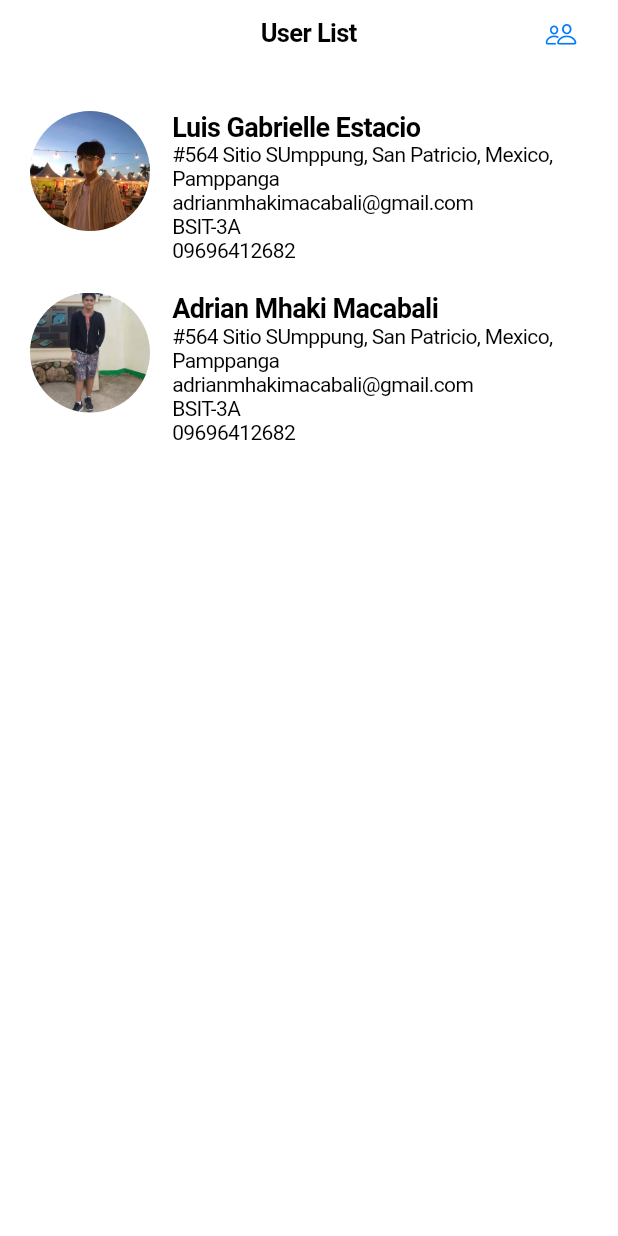
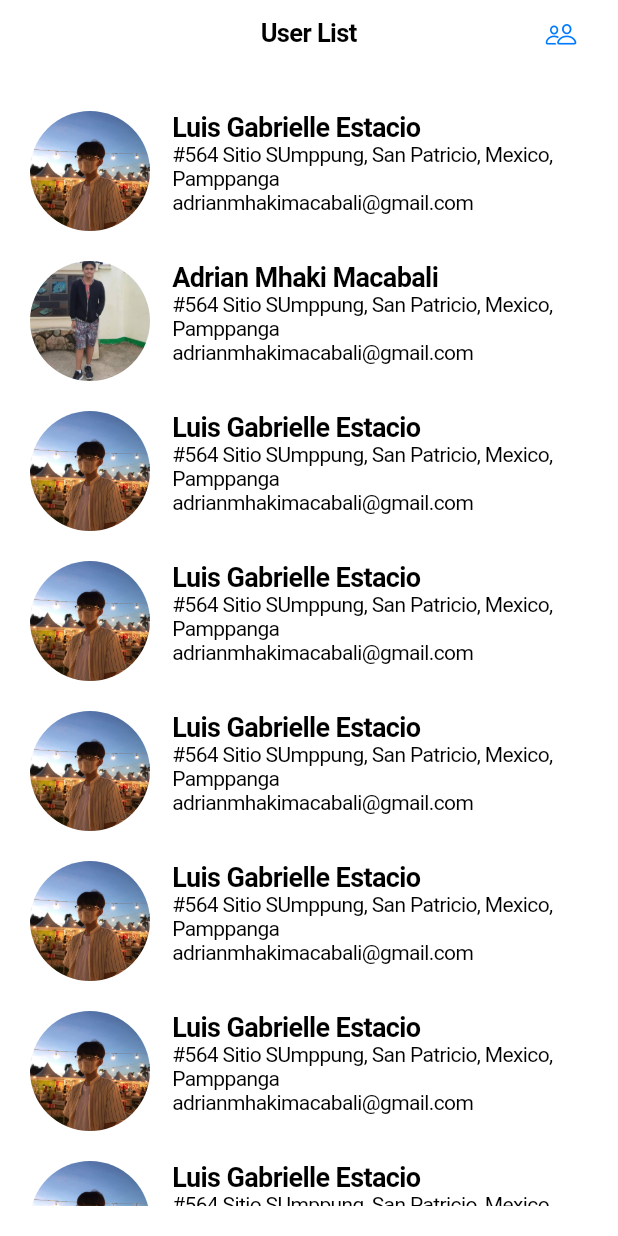
Before and after one commit to megan-esguerra/Resume_App, a Flutter app: the screen it shows after launch, on a phone screen of 412 x 824 dp. Run offline on Flutter 3.47's test engine with Material 3 defaults, Android fonts, the phone set to English and light mode, and no system bars.

Commit message:
"Commit by Adrian"

```diff
--- a/lib/main.dart
+++ b/lib/main.dart
@@ -16,22 +16,14 @@
 
 class MyAppState extends State<MyApp> {
   final List<Map<String, String>> users = [
-    {
-      'name': 'Luis Gabrielle Estacio',
-      'avatar': 'assets/images/LuisAvatar.jpg',
-      'address': '#564 Sitio SUmppung, San Patricio, Mexico, Pamppanga',
-      'email': 'adrianmhakimacabali@gmail.com',
-      'gradeSection': 'BSIT-3A',
-      'contactNumber': '09696412682'
-    },
-    {
-      'name': 'Adrian Mhaki Macabali',
-      'avatar': 'assets/images/AdrianAvatar.jpg',
-      'address': '#564 Sitio SUmppung, San Patricio, Mexico, Pamppanga',
-      'email': 'adrianmhakimacabali@gmail.com',
-      'gradeSection': 'BSIT-3A',
-      'contactNumber': '09696412682'
-    },
+    {'name': 'Luis Gabrielle Estacio', 'avatar': 'assets/images/LuisAvatar.jpg', 'address': '#564 Sitio SUmppung, San Patricio, Mexico, Pamppanga', 'email': 'adrianmhakimacabali@gmail.com', 'gr&sec': 'BSIT-3A', 'contact#': '09696412682' },
+    {'name': 'Adrian Mhaki Macabali', 'avatar': 'assets/images/AdrianAvatar.jpg', 'address': '#564 Sitio SUmppung, San Patricio, Mexico, Pamppanga', 'email': 'adrianmhakimacabali@gmail.com', 'gr&sec': 'BSIT-3A', 'contact#': '09696412682' },
+    {'name': 'Luis Gabrielle Estacio', 'avatar': 'assets/images/LuisAvatar.jpg', 'address': '#564 Sitio SUmppung, San Patricio, Mexico, Pamppanga', 'email': 'adrianmhakimacabali@gmail.com', 'gr&sec': 'BSIT-3A', 'contact#': '09696412682' },
+    {'name': 'Luis Gabrielle Estacio', 'avatar': 'assets/images/LuisAvatar.jpg', 'address': '#564 Sitio SUmppung, San Patricio, Mexico, Pamppanga', 'email': 'adrianmhakimacabali@gmail.com', 'gr&sec': 'BSIT-3A', 'contact#': '09696412682' },
+    {'name': 'Luis Gabrielle Estacio', 'avatar': 'assets/images/LuisAvatar.jpg', 'address': '#564 Sitio SUmppung, San Patricio, Mexico, Pamppanga', 'email': 'adrianmhakimacabali@gmail.com', 'gr&sec': 'BSIT-3A', 'contact#': '09696412682' },
+    {'name': 'Luis Gabrielle Estacio', 'avatar': 'assets/images/LuisAvatar.jpg', 'address': '#564 Sitio SUmppung, San Patricio, Mexico, Pamppanga', 'email': 'adrianmhakimacabali@gmail.com', 'gr&sec': 'BSIT-3A', 'contact#': '09696412682' },
+    {'name': 'Luis Gabrielle Estacio', 'avatar': 'assets/images/LuisAvatar.jpg', 'address': '#564 Sitio SUmppung, San Patricio, Mexico, Pamppanga', 'email': 'adrianmhakimacabali@gmail.com', 'gr&sec': 'BSIT-3A', 'contact#': '09696412682' },
+    {'name': 'Luis Gabrielle Estacio', 'avatar': 'assets/images/LuisAvatar.jpg', 'address': '#564 Sitio SUmppung, San Patricio, Mexico, Pamppanga', 'email': 'adrianmhakimacabali@gmail.com', 'gr&sec': 'BSIT-3A', 'contact#': '09696412682' },
   ];
 
   void _showUsersModal(BuildContext context) {
```
